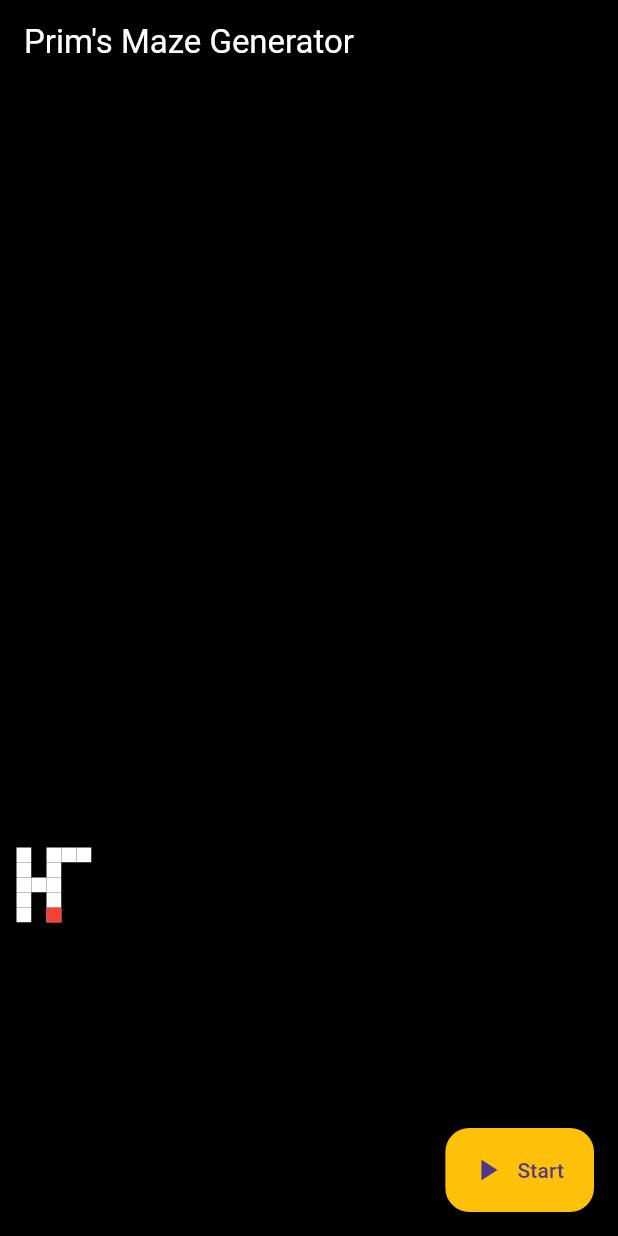
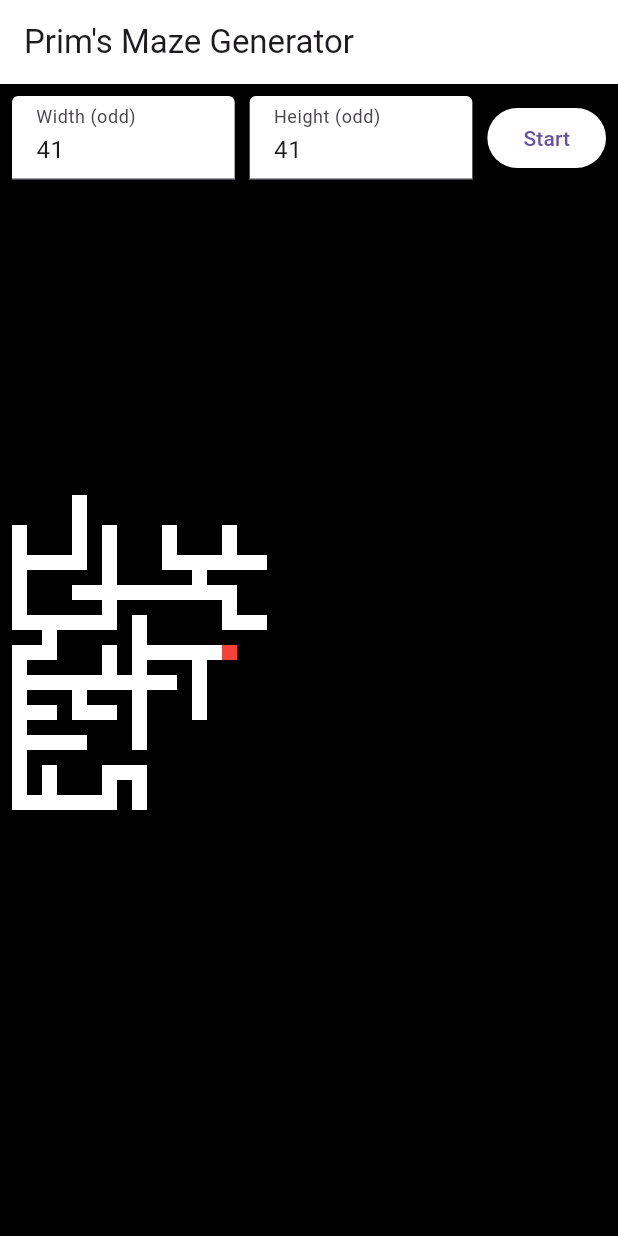
Before and after one commit to AnasNasr-afk/escape_maze, a Flutter app: the screen it shows after launch, after a tap on "Start", on a phone screen of 412 x 824 dp. Run offline on Flutter 3.47's test engine with Material 3 defaults, Android fonts, the phone set to English and light mode, and no system bars.

Commit message:
final version

```diff
--- a/lib/cell.dart
+++ b/lib/cell.dart
@@ -1,18 +1,7 @@
 class Cell {
   final int x, y;
   bool isWall;
-  bool isPath;
-  bool isVisited;
   bool isCurrent;
-  Cell? parent;
 
-  Cell({
-    required this.x,
-    required this.y,
-    this.isWall = true,
-    this.isPath = false,
-    this.isVisited = false,
-    this.isCurrent = false,
-    this.parent,
-  });
+  Cell({required this.x, required this.y, this.isWall = true, this.isCurrent = false});
 }
--- a/lib/maze_generator.dart
+++ b/lib/maze_generator.dart
@@ -1,69 +1,71 @@
 import 'dart:math';
+import 'cell.dart';
 
-class PrimMaze {
-  final int width;
-  final int height;
-  late List<List<bool>> grid;
-  Set<Point<int>> _frontiers = {};
-  Point<int>? currentFrontier;
+class MazeGenerator {
+  final int width, height;
+  final Random _random = Random();
+  late List<List<Cell>> grid;
+  List<Cell> frontier = [];
+  Cell? frontCell;  // Track the front cell
 
-  PrimMaze(this.width, this.height) {
-    grid = List.generate(width, (_) => List.generate(height, (_) => false));
-    _init();
+  MazeGenerator(this.width, this.height) {
+    grid = List.generate(
+      height,
+          (y) => List.generate(width, (x) => Cell(x: x, y: y)),
+    );
   }
 
-  void _init() {
-    final rand = Random();
-    int x = rand.nextInt(width ~/ 2) * 2 + 1;
-    int y = rand.nextInt(height ~/ 2) * 2 + 1;
-    grid[x][y] = true;
-    _frontiers = _getFrontiers(x, y);
+  void initialize() {
+    int startX = _random.nextInt(width ~/ 2) * 2;
+    int startY = _random.nextInt(height ~/ 2) * 2;
+    grid[startY][startX].isWall = false;
+    _addFrontiers(startX, startY);
+    frontCell = grid[startY][startX];  // Set the starting cell as the front cell
   }
 
-  Set<Point<int>> _getFrontiers(int x, int y) {
-    final frontiers = <Point<int>>{};
-    for (var offset in [Point(-2, 0), Point(2, 0), Point(0, -2), Point(0, 2)]) {
-      int nx = x + offset.x;
-      int ny = y + offset.y;
-      if (_inBounds(nx, ny) && !grid[nx][ny]) {
-        frontiers.add(Point(nx, ny));
+  void _addFrontiers(int x, int y) {
+    const directions = [[2, 0], [-2, 0], [0, 2], [0, -2]];
+    for (var dir in directions) {
+      int nx = x + dir[0], ny = y + dir[1];
+      if (_inBounds(nx, ny) && grid[ny][nx].isWall && !frontier.contains(grid[ny][nx])) {
+        frontier.add(grid[ny][nx]);
       }
     }
-    return frontiers;
   }
 
-  bool _inBounds(int x, int y) =>
-      x > 0 && y > 0 && x < width - 1 && y < height - 1;
-
   bool step() {
-    if (_frontiers.isEmpty) return false;
-
-    final rand = Random();
-    currentFrontier = _frontiers.elementAt(rand.nextInt(_frontiers.length));
-    _frontiers.remove(currentFrontier);
-
-    int x = currentFrontier!.x;
-    int y = currentFrontier!.y;
-
-    List<Point<int>> neighbors = [];
-    for (var offset in [Point(-2, 0), Point(2, 0), Point(0, -2), Point(0, 2)]) {
-      int nx = x + offset.x;
-      int ny = y + offset.y;
-      if (_inBounds(nx, ny) && grid[nx][ny]) {
-        neighbors.add(Point(nx, ny));
-      }
+    if (frontier.isEmpty) {
+      return false;  // Finish when no more frontiers are left
     }
 
+    final current = frontier.removeAt(_random.nextInt(frontier.length));
+    current.isCurrent = true;  // Mark the current cell
+
+    // Set the front cell to the newly chosen cell
+    frontCell = current;
+
+    final neighbors = _visitedNeighbors(current.x, current.y);
     if (neighbors.isNotEmpty) {
-      final chosen = neighbors[rand.nextInt(neighbors.length)];
-      int wallX = (x + chosen.x) ~/ 2;
-      int wallY = (y + chosen.y) ~/ 2;
-      grid[x][y] = true;
-      grid[wallX][wallY] = true;
-
-      _frontiers.addAll(_getFrontiers(x, y));
+      final neighbor = neighbors[_random.nextInt(neighbors.length)];
+      int wallX = (current.x + neighbor.x) ~/ 2;
+      int wallY = (current.y + neighbor.y) ~/ 2;
+      grid[current.y][current.x].isWall = false;
+      grid[wallY][wallX].isWall = false;
+      _addFrontiers(current.x, current.y);
     }
 
-    return true;
+    current.isCurrent = false;
+    return true;  // Keep generating steps
   }
+
+  List<Cell> _visitedNeighbors(int x, int y) {
+    const dirs = [[2, 0], [-2, 0], [0, 2], [0, -2]];
+    return dirs
+        .map((dir) => [x + dir[0], y + dir[1]])
+        .where((pos) => _inBounds(pos[0], pos[1]) && !grid[pos[1]][pos[0]].isWall)
+        .map((pos) => grid[pos[1]][pos[0]])
+        .toList();
+  }
+
+  bool _inBounds(int x, int y) => x >= 0 && x < width && y >= 0 && y < height;
 }
--- a/lib/maze_painter.dart
+++ b/lib/maze_painter.dart
@@ -1,52 +1,46 @@
-import 'dart:math';
 import 'package:flutter/material.dart';
-import 'maze_generator.dart';
+import 'package:escape_maze/maze_generator.dart';
+import 'cell.dart';
 
 class MazePainter extends CustomPainter {
-  final PrimMaze maze;
-  final double cellSize;
-  final Color wallColor;
-  final Color pathColor;
-  final Color highlightColor;
+  final MazeGenerator generator;
 
-  MazePainter({
-    required this.maze,
-    this.cellSize = 10,
-    this.wallColor = Colors.black,
-    this.pathColor = Colors.white,
-    this.highlightColor = Colors.red,
-  });
+  MazePainter(this.generator);
 
   @override
   void paint(Canvas canvas, Size size) {
-    final paint = Paint();
+    double cellWidth = size.width / generator.width;
+    double cellHeight = size.height / generator.height;
 
-    for (int x = 0; x < maze.width; x++) {
-      for (int y = 0; y < maze.height; y++) {
-        paint.color = maze.grid[x][y] ? pathColor : wallColor;
-        canvas.drawRect(
-          Rect.fromLTWH(x * cellSize, y * cellSize, cellSize, cellSize),
-          paint,
-        );
+    final wallPaint = Paint()..color = Colors.black;
+    final pathPaint = Paint()..color = Colors.white;
+    final currentPaint = Paint()..color = Colors.green;
+    final startPaint = Paint()..color = Colors.blue;
+    final endPaint = Paint()..color = Colors.orange;
+    final frontPaint = Paint()..color = Colors.red;  // Paint for the front cell
+
+    for (int y = 0; y < generator.height; y++) {
+      for (int x = 0; x < generator.width; x++) {
+        Cell cell = generator.grid[y][x];
+        Rect rect = Rect.fromLTWH(x * cellWidth, y * cellHeight, cellWidth, cellHeight);
+
+        if (cell.isWall) {
+          canvas.drawRect(rect, wallPaint);
+        } else if (x == 1 && y == 1) {
+          canvas.drawRect(rect, startPaint);
+        } else if (x == generator.width - 2 && y == generator.height - 2) {
+          canvas.drawRect(rect, endPaint);
+        } else if (cell == generator.frontCell) {  // Check if it's the front cell
+          canvas.drawRect(rect, frontPaint);
+        } else if (cell.isCurrent) {
+          canvas.drawRect(rect, currentPaint);
+        } else {
+          canvas.drawRect(rect, pathPaint);
+        }
       }
-    }
-
-    if (maze.currentFrontier != null) {
-      paint.color = highlightColor;
-      canvas.drawRect(
-        Rect.fromLTWH(
-          maze.currentFrontier!.x * cellSize,
-          maze.currentFrontier!.y * cellSize,
-          cellSize,
-          cellSize,
-        ),
-        paint,
-      );
     }
   }
 
   @override
-  bool shouldRepaint(covariant MazePainter oldDelegate) {
-    return true;
-  }
+  bool shouldRepaint(covariant CustomPainter oldDelegate) => true;
 }
--- a/lib/maze_screen.dart
+++ b/lib/maze_screen.dart
@@ -1,6 +1,6 @@
 import 'dart:async';
 import 'package:flutter/material.dart';
-import 'maze_generator.dart';
+import 'package:escape_maze/maze_generator.dart';
 import 'maze_painter.dart';
 
 class MazeScreen extends StatefulWidget {
@@ -11,28 +11,57 @@ class MazeScreen extends StatefulWidget {
 }
 
 class _MazeScreenState extends State<MazeScreen> {
-  late PrimMaze maze;
+  MazeGenerator? maze;
   Timer? _timer;
 
-  @override
-  void initState() {
-    super.initState();
-    maze = PrimMaze(41, 41);
-  }
+  final _widthController = TextEditingController(text: '41');
+  final _heightController = TextEditingController(text: '41');
+
+  int width = 41;
+  int height = 41;
+
+  bool generationComplete = false;
 
   void startAnimation() {
     _timer?.cancel();
-    maze = PrimMaze(41, 41);
-    _timer = Timer.periodic(Duration(milliseconds: 200), (timer) {
-      bool hasNext = maze.step();
+
+    int? w = int.tryParse(_widthController.text);
+    int? h = int.tryParse(_heightController.text);
+
+    if (w == null || h == null || w < 5 || h < 5 || w % 2 == 0 || h % 2 == 0) {
+      ScaffoldMessenger.of(context).showSnackBar(
+        SnackBar(
+          content: Text('Please enter odd numbers ≥ 5 for width and height.'),
+        ),
+      );
+      return;
+    }
+
+    setState(() {
+      width = w;
+      height = h;
+      maze = MazeGenerator(width, height);
+      maze!.initialize();
+      generationComplete = false; // Reset before starting
+    });
+
+    _timer = Timer.periodic(Duration(milliseconds: 20), (timer) {
+      bool hasNext = maze!.step();
       setState(() {});
-      if (!hasNext) timer.cancel();
+      if (!hasNext) {
+        timer.cancel();
+        setState(() {
+          generationComplete = true; // Set when done
+        });
+      }
     });
   }
 
   @override
   void dispose() {
     _timer?.cancel();
+    _widthController.dispose();
+    _heightController.dispose();
     super.dispose();
   }
 
@@ -41,31 +70,86 @@ class _MazeScreenState extends State<MazeScreen> {
     return Scaffold(
       backgroundColor: Colors.black,
       appBar: AppBar(
-        title: Text("Prim's Maze Generator",
-          style: TextStyle(
-            color: Colors.white
+        backgroundColor: Colors.white,
+        title: Text("Prim's Maze Generator"),
       ),
+      body: Padding(
+        padding: const EdgeInsets.all(8.0),
+        child: Column(
+          children: [
+            Row(
+              children: [
+                Expanded(
+                  child: TextField(
+                    controller: _widthController,
+                    keyboardType: TextInputType.number,
+                    decoration: InputDecoration(
+                      labelText: 'Width (odd)',
+                      fillColor: Colors.white,
+                      filled: true,
+                    ),
+                  ),
+                ),
+                SizedBox(width: 10),
+                Expanded(
+                  child: TextField(
+                    controller: _heightController,
+                    keyboardType: TextInputType.number,
+                    decoration: InputDecoration(
+                      labelText: 'Height (odd)',
+                      fillColor: Colors.white,
+                      filled: true,
+                    ),
+                  ),
+                ),
+                SizedBox(width: 10),
+                ElevatedButton(
+                  style: ButtonStyle(
+                    backgroundColor: WidgetStatePropertyAll(Colors.white)
+                  ),
+                    onPressed: startAnimation, child: Text("Start")),
+              ],
+            ),
+            SizedBox(height: 10),
 
-        ),
-        backgroundColor: Colors.black,
-      ),
-      body: Center(
+            // Maze rendering
+            if (maze != null)
+              Expanded(
                 child: SingleChildScrollView(
                   scrollDirection: Axis.horizontal,
                   child: SingleChildScrollView(
                     scrollDirection: Axis.vertical,
                     child: CustomPaint(
-              painter: MazePainter(maze: maze, cellSize: 10),
-              size: Size(maze.width * 10.0, maze.height * 10.0),
+                      painter: MazePainter(maze!),
+                      size: Size(width * 10.0, height * 10.0),
                     ),
                   ),
                 ),
+              )
+            else
+              Expanded(
+                child: Center(
+                  child: Text(
+                    "Enter dimensions and press Start",
+                    style: TextStyle(color: Colors.white),
                   ),
-      floatingActionButton: FloatingActionButton.extended(
-        backgroundColor: Colors.amber,
-        onPressed: startAnimation,
-        icon: Icon(Icons.play_arrow),
-        label: Text('Start'),
+                ),
+              ),
+
+            if (generationComplete)
+              Padding(
+                padding: const EdgeInsets.only(top: 10, bottom: 100),
+                child: Text(
+                  "Time Complexity of Prim's Algorithm: O(E log V)",
+                  style: TextStyle(
+                    color: Colors.greenAccent,
+                    fontWeight: FontWeight.bold,
+                    fontSize: 16,
+                  ),
+                ),
+              ),
+          ],
+        ),
       ),
     );
   }
```
Also changed, not shown: lib/maze_app.dart (deleted). Lines whose indentation alone changed are shown as unchanged.
